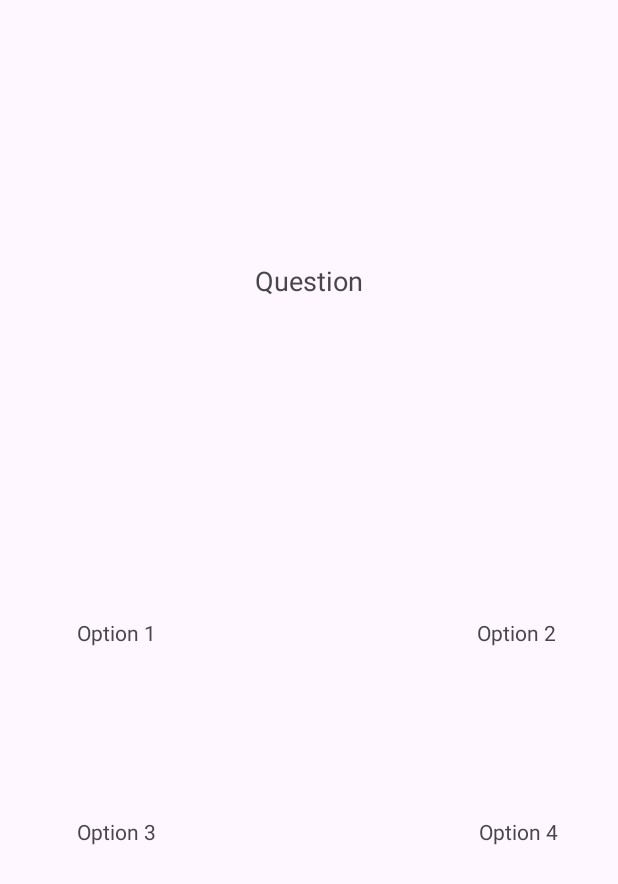
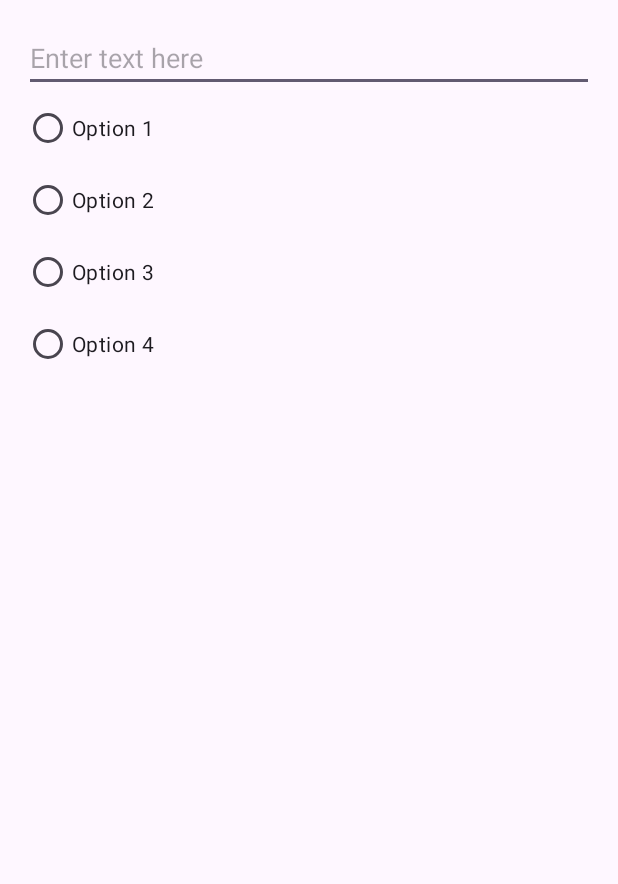
Before and after one commit to Leroideslicornes/Projet_android, an Android app: the layout activity_question.xml on its own in the app's theme, with its tools: preview values and no code run, on a phone screen of 412 x 824 dp. Shown: the top 884 px of the screen. Run offline under Robolectric (Android 15) with nearby library versions, the phone set to English and light mode, and no system bars.

Commit message:
page xml

```diff
--- a/app/src/main/res/layout/activity_question.xml
+++ b/app/src/main/res/layout/activity_question.xml
@@ -1,64 +1,45 @@
 <?xml version="1.0" encoding="utf-8"?>
-<androidx.constraintlayout.widget.ConstraintLayout
-		xmlns:android="http://schemas.android.com/apk/res/android"
-		xmlns:app="http://schemas.android.com/apk/res-auto" xmlns:tools="http://schemas.android.com/tools" android:layout_width="match_parent"
+<LinearLayout xmlns:android="http://schemas.android.com/apk/res/android"
+              android:layout_width="match_parent"
               android:layout_height="match_parent"
               android:orientation="vertical"
               android:padding="16dp">
 
+	<EditText
+			android:id="@+id/editText"
+			android:layout_width="match_parent"
+			android:layout_height="wrap_content"
+			android:hint="Enter text here" />
 
-	<TextView
-			android:id="@+id/question_text"
+	<RadioGroup
+			android:id="@+id/radioGroup"
+			android:layout_width="wrap_content"
+			android:layout_height="wrap_content">
+
+		<RadioButton
+				android:id="@+id/radioButton1"
 				android:layout_width="wrap_content"
 				android:layout_height="wrap_content"
-			android:text="Question"
-			android:textSize="18sp"
-			tools:ignore="MissingConstraints"
-			app:layout_constraintTop_toTopOf="parent"
-			app:layout_constraintBottom_toBottomOf="parent" app:layout_constraintEnd_toEndOf="parent"
-			app:layout_constraintVertical_bias="0.207" app:layout_constraintStart_toStartOf="parent"
-	/>
-	<TextView
-			android:id="@+id/option1_text"
+				android:text="Option 1" />
+
+		<RadioButton
+				android:id="@+id/radioButton2"
 				android:layout_width="wrap_content"
 				android:layout_height="wrap_content"
-			android:text="Option 1"
-			android:padding="8dp"
+				android:text="Option 2" />
 
-			tools:ignore="MissingConstraints"
-			app:layout_constraintTop_toTopOf="parent"
-			app:layout_constraintBottom_toBottomOf="parent" app:layout_constraintEnd_toEndOf="parent"
-			app:layout_constraintStart_toStartOf="parent" app:layout_constraintHorizontal_bias="0.087"
-			app:layout_constraintVertical_bias="0.513"/>
-	<TextView
-			android:id="@+id/option2_text"
+		<RadioButton
+				android:id="@+id/radioButton3"
 				android:layout_width="wrap_content"
 				android:layout_height="wrap_content"
-			android:text="Option 2"
-			android:padding="8dp"
+				android:text="Option 3" />
 
-			tools:ignore="MissingConstraints"
-			app:layout_constraintEnd_toEndOf="parent" app:layout_constraintBottom_toBottomOf="parent"
-			app:layout_constraintTop_toTopOf="parent" app:layout_constraintStart_toStartOf="parent"
-			app:layout_constraintHorizontal_bias="0.945" app:layout_constraintVertical_bias="0.513"/>
-	<TextView
-			android:id="@+id/option3_text"
+		<RadioButton
+				android:id="@+id/radioButton4"
 				android:layout_width="wrap_content"
 				android:layout_height="wrap_content"
-			android:text="Option 3"
-			android:padding="8dp"
+				android:text="Option 4" />
+	</RadioGroup>
 
-			app:layout_constraintStart_toStartOf="parent" app:layout_constraintBottom_toBottomOf="parent"
-			app:layout_constraintEnd_toEndOf="parent" app:layout_constraintTop_toTopOf="parent"
-			app:layout_constraintHorizontal_bias="0.087" app:layout_constraintVertical_bias="0.688"/>
-	<TextView
-			android:id="@+id/option4_text"
-			android:layout_width="wrap_content"
-			android:layout_height="wrap_content"
-			android:text="Option 4"
-			android:padding="8dp" tools:ignore="MissingConstraints"
-			app:layout_constraintEnd_toEndOf="parent" app:layout_constraintStart_toStartOf="parent"
-			app:layout_constraintBottom_toBottomOf="parent" app:layout_constraintTop_toTopOf="parent"
-			app:layout_constraintHorizontal_bias="0.948" app:layout_constraintVertical_bias="0.688"/>
 
-</androidx.constraintlayout.widget.ConstraintLayout>
+</LinearLayout>
```
Lines whose indentation alone changed are shown as unchanged.
